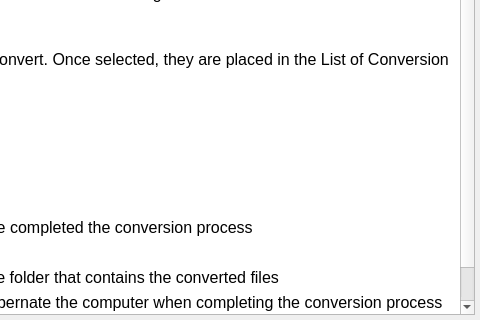
Qt form ui/helpmystiqdialog.ui (swl-x/MystiQ) before a commit; both pictures show x 520 to 1000 and y 280 to 600 of the 1000 by 600 pixel window.
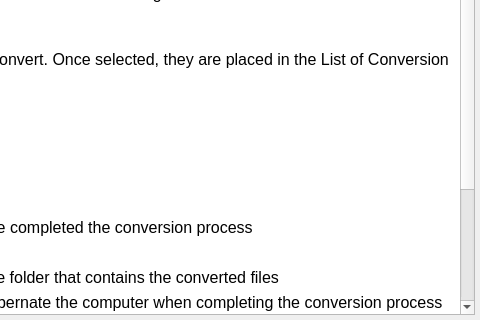
The same form after that commit. Icons and pictures are not drawn.

What changed in the file:
```diff
--- a/ui/helpmystiqdialog.ui
+++ b/ui/helpmystiqdialog.ui
@@ -92,7 +92,14 @@
 &lt;li style=&quot; font-family:'Fira Sans';&quot; style=&quot; margin-top:0px; margin-bottom:0px; margin-left:0px; margin-right:0px; -qt-block-indent:0; text-indent:0px;&quot;&gt;&lt;span style=&quot; font-size:16pt;&quot;&gt;Clear List:&lt;/span&gt;&lt;span style=&quot; font-size:12pt;&quot;&gt; Remove all items from the conversion list&lt;/span&gt;&lt;/li&gt;
 &lt;li style=&quot; font-family:'Fira Sans';&quot; style=&quot; margin-top:0px; margin-bottom:0px; margin-left:0px; margin-right:0px; -qt-block-indent:0; text-indent:0px;&quot;&gt;&lt;span style=&quot; font-size:16pt;&quot;&gt;Open Output Folder: &lt;/span&gt;&lt;span style=&quot; font-size:12pt;&quot;&gt;From the system file manager open the folder that contains the converted files&lt;/span&gt;&lt;/li&gt;
 &lt;li style=&quot; font-family:'Fira Sans'; font-size:12pt;&quot; style=&quot; margin-top:0px; margin-bottom:0px; margin-left:0px; margin-right:0px; -qt-block-indent:0; text-indent:0px;&quot;&gt;&lt;span style=&quot; font-size:16pt;&quot;&gt;Power Options:&lt;/span&gt;&lt;span style=&quot; font-size:10pt;&quot;&gt;  &lt;/span&gt;Choose whether to shut down, suspend or hibernate the computer when completing the conversion process of all items in the list&lt;/li&gt;&lt;/ul&gt;
-&lt;p style=&quot;-qt-paragraph-type:empty; margin-top:0px; margin-bottom:0px; margin-left:0px; margin-right:0px; -qt-block-indent:0; text-indent:0px; font-family:'Fira Sans';&quot;&gt;&lt;br /&gt;&lt;/p&gt;&lt;/body&gt;&lt;/html&gt;</string>
+&lt;p style=&quot;-qt-paragraph-type:empty; margin-top:0px; margin-bottom:0px; margin-left:0px; margin-right:0px; -qt-block-indent:0; text-indent:0px; font-family:'Fira Sans';&quot;&gt;&lt;br /&gt;&lt;/p&gt;
+&lt;hr /&gt;
+&lt;p style=&quot; margin-top:0px; margin-bottom:0px; margin-left:0px; margin-right:0px; -qt-block-indent:0; text-indent:0px;&quot;&gt;&lt;span style=&quot; font-family:'Fira Sans'; font-size:16pt; font-weight:600;&quot;&gt;Audio Options&lt;/span&gt;&lt;/p&gt;
+&lt;p align=&quot;center&quot; style=&quot; margin-top:0px; margin-bottom:0px; margin-left:0px; margin-right:0px; -qt-block-indent:0; text-indent:0px;&quot;&gt;&lt;img src=&quot;:/app/icons/screenshot3.png&quot; /&gt;&lt;/p&gt;
+&lt;hr /&gt;
+&lt;p style=&quot; margin-top:0px; margin-bottom:0px; margin-left:0px; margin-right:0px; -qt-block-indent:0; text-indent:0px;&quot;&gt;&lt;span style=&quot; font-family:'Fira Sans'; font-size:16pt; font-weight:600;&quot;&gt;Video Options&lt;/span&gt;&lt;/p&gt;
+&lt;p align=&quot;center&quot; style=&quot; margin-top:0px; margin-bottom:0px; margin-left:0px; margin-right:0px; -qt-block-indent:0; text-indent:0px;&quot;&gt;&lt;img src=&quot;:/app/icons/screenshot4.png&quot; /&gt;&lt;/p&gt;
+&lt;p align=&quot;center&quot; style=&quot;-qt-paragraph-type:empty; margin-top:0px; margin-bottom:0px; margin-left:0px; margin-right:0px; -qt-block-indent:0; text-indent:0px; font-family:'Fira Sans';&quot;&gt;&lt;br /&gt;&lt;/p&gt;&lt;/body&gt;&lt;/html&gt;</string>
      </property>
      <property name="openExternalLinks">
       <bool>true</bool>
```
